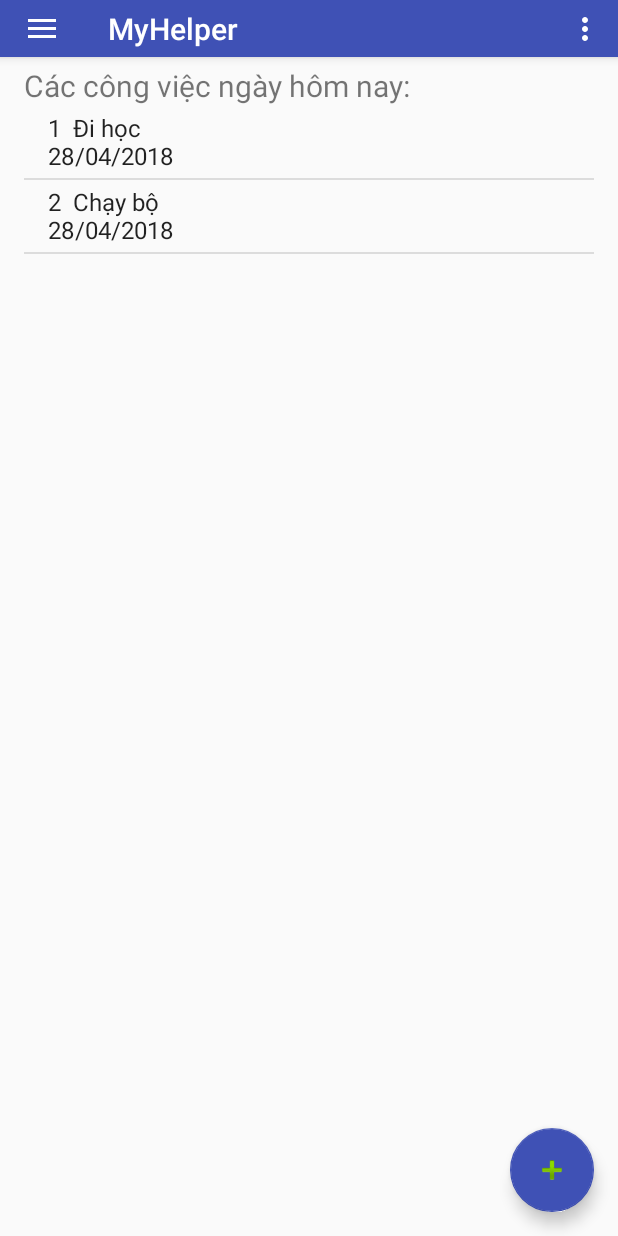
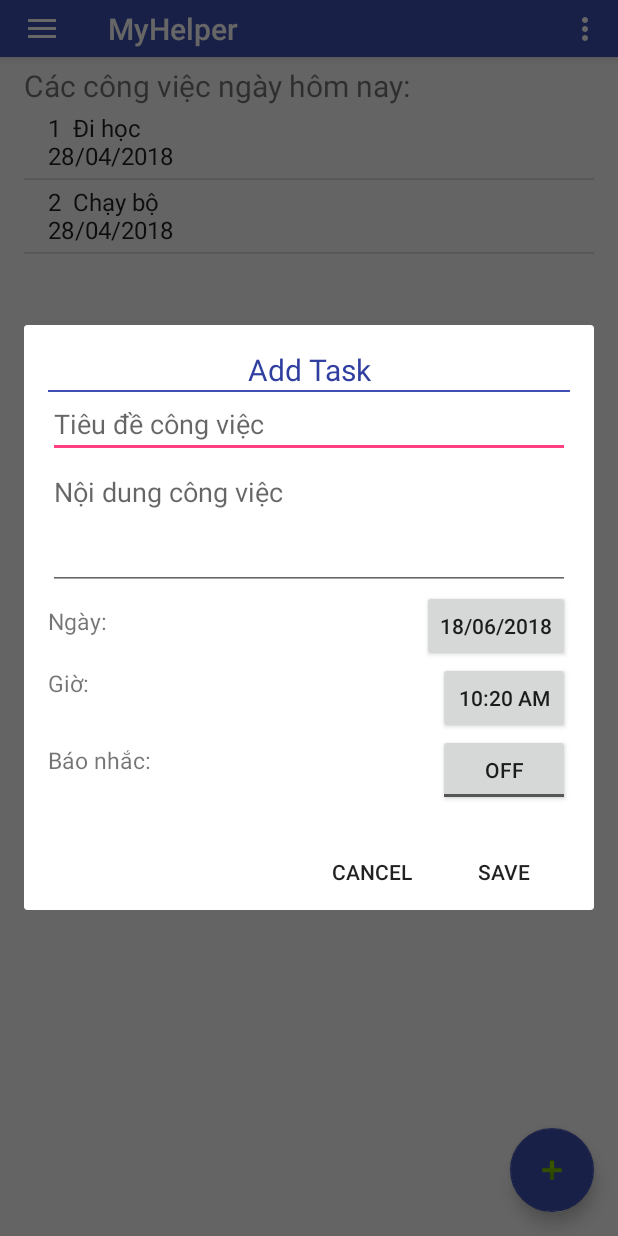
Before and after one commit to trancaoviet7514/to-do-List, an Android app: the screen it shows after launch (MainActivity), in the options menu, after a tap on "Settings", on a phone screen of 412 x 824 dp. Run offline under Robolectric (Android 15) with nearby library versions, the light colour scheme and no system bars.

Commit message:
update interface add task

```diff
--- a/app/src/main/AndroidManifest.xml
+++ b/app/src/main/AndroidManifest.xml
@@ -18,10 +18,6 @@
                 <category android:name="android.intent.category.LAUNCHER" />
             </intent-filter>
         </activity>
-        <activity
-            android:name=".InputActivity"
-            android:theme="@style/Base.Theme.AppCompat.Light.Dialog">
-        </activity>
     </application>
 
 </manifest>
--- a/app/src/main/java/com/example/trancaoviet/myhelper/MainActivity.java
+++ b/app/src/main/java/com/example/trancaoviet/myhelper/MainActivity.java
@@ -1,11 +1,18 @@
 package com.example.trancaoviet.myhelper;
 
+import android.app.DatePickerDialog;
+import android.app.Dialog;
+import android.app.TimePickerDialog;
+import android.content.DialogInterface;
 import android.content.Intent;
 import android.database.Cursor;
 import android.database.sqlite.SQLiteDatabase;
+import android.os.Build;
 import android.os.Bundle;
 import android.support.design.widget.FloatingActionButton;
 import android.support.design.widget.Snackbar;
+import android.support.v7.app.AlertDialog;
+import android.view.LayoutInflater;
 import android.view.View;
 import android.support.design.widget.NavigationView;
 import android.support.v4.view.GravityCompat;
@@ -15,8 +22,12 @@
 import android.support.v7.widget.Toolbar;
 import android.view.Menu;
 import android.view.MenuItem;
+import android.view.WindowManager;
 import android.widget.ArrayAdapter;
+import android.widget.Button;
+import android.widget.DatePicker;
 import android.widget.ListView;
+import android.widget.TimePicker;
 import android.widget.Toast;
 
 import java.io.File;
@@ -24,10 +35,15 @@
 import java.io.IOException;
 import java.io.InputStream;
 import java.io.OutputStream;
+import java.text.SimpleDateFormat;
 import java.util.ArrayList;
+import java.util.Calendar;
 
-public class MainActivity extends AppCompatActivity
-        implements NavigationView.OnNavigationItemSelectedListener {
+public class MainActivity extends AppCompatActivity implements NavigationView.OnNavigationItemSelectedListener {
+
+    Button btnDate, btnTime, btnCancel, btnSave;
+    Calendar dateSelected = Calendar.getInstance();
+    SimpleDateFormat dateFormatter = new SimpleDateFormat("dd/MM/yyyy");
 
     @Override
     protected void onCreate(Bundle savedInstanceState) {
@@ -40,8 +56,8 @@
         fab.setOnClickListener(new View.OnClickListener() {
             @Override
             public void onClick(View view) {
-                Toast.makeText(MainActivity.this, "Content", Toast.LENGTH_LONG).show();
-                xuliThemCongViec();
+
+                showDialogAddTask();
             }
         });
 
@@ -62,9 +78,70 @@
         showAllContactOnDatabase();
     }
 
-    private void xuliThemCongViec() {
-        Intent intent = new Intent(MainActivity.this,InputActivity.class);
-        startActivity(intent);
+    private void showDialogAddTask() {
+
+        final Dialog dialog = new Dialog(this);
+        LayoutInflater inflater = getLayoutInflater();
+        dialog.setTitle("Add Task");
+        dialog.setCancelable(false);
+        dialog.setContentView(R.layout.activity_input);
+        dialog.show();
+
+        btnDate = (Button) dialog.findViewById(R.id.btnDate);
+        btnTime = (Button) dialog.findViewById(R.id.btnTime);
+        btnCancel = (Button) dialog.findViewById(R.id.btnCancel);
+        btnSave = (Button) dialog.findViewById(R.id.btnSave);
+
+        btnCancel.setOnClickListener(new View.OnClickListener() {
+            @Override
+            public void onClick(View view) {
+                dialog.dismiss();
+            }
+        });
+
+        btnTime.setOnClickListener(new View.OnClickListener() {
+            @Override
+            public void onClick(View view) {
+                Calendar mcurrentTime = Calendar.getInstance();
+                int hour = mcurrentTime.get(Calendar.HOUR_OF_DAY);
+                int minute = mcurrentTime.get(Calendar.MINUTE);
+
+                TimePickerDialog mTimePicker;
+                mTimePicker = new TimePickerDialog(MainActivity.this, new TimePickerDialog.OnTimeSetListener()
+                {
+
+
+                    @Override
+                    public void onTimeSet(TimePicker timePicker, int selectedHour, int selectedMinute)
+                    {
+
+                        btnTime.setText(selectedHour+":"+selectedMinute);
+
+                    }
+                }, hour, minute, true);
+
+                mTimePicker.setTitle("Pick Time");
+                mTimePicker.show();
+            }
+        });
+        btnDate.setOnClickListener(new View.OnClickListener() {
+            @Override
+            public void onClick(View view) {
+
+                Calendar newCalendar = Calendar.getInstance();
+                DatePickerDialog  datePickerDialog = new DatePickerDialog(MainActivity.this, new DatePickerDialog.OnDateSetListener() {
+
+                    public void onDateSet(DatePicker view, int year, int monthOfYear, int dayOfMonth) {
+                        dateSelected.set(year, monthOfYear, dayOfMonth, 0, 0);
+
+                        btnDate.setText(dateFormatter.format(dateSelected.getTime()));
+                    }
+
+                }, newCalendar.get(Calendar.YEAR), newCalendar.get(Calendar.MONTH), newCalendar.get(Calendar.DAY_OF_MONTH));
+                btnDate.setText(dateFormatter.format(dateSelected.getTime()));
+                datePickerDialog.show();
+            }
+        });
     }
 
     @Override
@@ -133,7 +210,7 @@
     ArrayAdapter<String> AdapterDanhBa;
 
     private void showAllContactOnDatabase() {
-        Toast.makeText(MainActivity.this, "Content", Toast.LENGTH_LONG).show();
+
         database = openOrCreateDatabase(DATABASE_NAME,MODE_PRIVATE,null);
         Cursor cursor=database.query("tbTask",null,null,null,null,null,null);
         while (cursor.moveToNext())
@@ -157,6 +234,8 @@
         AdapterDanhBa = new ArrayAdapter<String>(MainActivity.this,
                 android.R.layout.simple_list_item_1,dsdanhba);
         lvDanhBa.setAdapter(AdapterDanhBa);
+
+
     }
 
     private void xulySaoChepCSDLtuAsset() {
--- a/app/src/main/res/layout/activity_input.xml
+++ b/app/src/main/res/layout/activity_input.xml
@@ -1,5 +1,5 @@
 <?xml version="1.0" encoding="utf-8"?>
-<LinearLayout xmlns:android="http://schemas.android.com/apk/res/android"
+<RelativeLayout xmlns:android="http://schemas.android.com/apk/res/android"
     xmlns:tools="http://schemas.android.com/tools"
     android:orientation="vertical"
     android:id="@+id/activity_input"
@@ -9,33 +9,122 @@
     android:paddingLeft="@dimen/activity_horizontal_margin"
     android:paddingRight="@dimen/activity_horizontal_margin"
     android:paddingTop="@dimen/activity_vertical_margin"
-    tools:context="com.example.trancaoviet.myhelper.InputActivity"
     android:weightSum="1">
 
+    <TextView
+        android:layout_width="match_parent"
+        android:layout_height="wrap_content"
+        android:text="Add Task"
+        android:id="@+id/textViewAddTask"
+        android:gravity="center"
+        android:textSize="20dp"
+        android:textColor="@color/colorPrimaryDark"/>
+    <TextView
+        android:layout_width="match_parent"
+        android:layout_height="1dp"
+        android:background="@color/colorPrimary"
+        android:layout_below="@+id/textViewAddTask"/>
     <EditText
 
+        android:id="@+id/editText"
+        android:layout_width="match_parent"
         android:layout_height="wrap_content"
+
+        android:layout_centerHorizontal="true"
         android:ems="10"
-        android:id="@+id/editText"
-        android:layout_alignParentBottom="true"
-        android:layout_alignParentEnd="true"
+        android:gravity="top|left"
         android:hint="Tiêu đề công việc"
-        android:layout_width="match_parent"
         android:inputType="textMultiLine"
-        android:gravity="top|left"
-        android:scrollbars="vertical"/>
+        android:scrollbars="vertical"
+        android:layout_below="@+id/textViewAddTask"/>
 
     <EditText
+        android:id="@+id/textViewNoiDung"
+        android:layout_width="match_parent"
         android:layout_height="wrap_content"
-        android:inputType="textPersonName"
+        android:layout_below="@+id/editText"
+        android:layout_centerHorizontal="true"
+        android:layout_weight="0.13"
         android:ems="10"
+        android:gravity="top|left"
+        android:hint="Nội dung công việc"
+        android:inputType="textMultiLine"
+        android:lines="5"
+        android:maxLines="10"
+        android:minLines="3"
+        android:scrollbars="vertical"
+        android:singleLine="true" />
 
-        android:id="@+id/editText2"
-        android:layout_alignParentBottom="true"
+    <TextView
+        android:layout_width="wrap_content"
+        android:layout_height="wrap_content"
+        android:layout_alignStart="@+id/editText"
+        android:layout_below="@+id/textViewNoiDung"
+        android:layout_marginTop="10dp"
+        android:text="Ngày:"
+        android:textSize="15dp"
+        android:id="@+id/textViewNgay"/>
+
+    <Button
+        android:layout_width="wrap_content"
+        android:layout_height="wrap_content"
         android:layout_alignParentEnd="true"
+        android:layout_below="@+id/textViewNoiDung"
+        android:text="02/10/2018"
+        android:id="@+id/btnDate"/>
 
-        android:hint="Tiêu đề công việc"
-        android:layout_width="match_parent"
-        android:singleLine="true"
-        android:layout_weight="0.13" />
-</LinearLayout>
+    <Button
+        android:layout_width="wrap_content"
+        android:layout_height="wrap_content"
+        android:layout_alignEnd="@+id/editText"
+        android:layout_below="@+id/btnDate"
+        android:text="10:20 AM"
+        android:id="@+id/btnTime"/>
+
+    <TextView
+        android:layout_width="wrap_content"
+        android:layout_height="wrap_content"
+        android:layout_below="@id/textViewNgay"
+        android:layout_marginTop="20dp"
+        android:text="Giờ:"
+        android:textSize="15dp"
+        android:id="@+id/textViewGio"/>
+
+    <TextView
+        android:id="@+id/textviewBaoNhac"
+        android:layout_width="wrap_content"
+        android:layout_height="wrap_content"
+        android:layout_below="@id/textViewGio"
+        android:layout_marginTop="30dp"
+        android:text="Báo nhắc:"
+        android:textSize="15dp" />
+
+    <ToggleButton
+        android:layout_width="wrap_content"
+        android:layout_height="wrap_content"
+
+        android:layout_alignParentEnd="true"
+        android:layout_below="@+id/btnTime"
+        android:id="@+id/btnNotifycation"/>
+    <Button
+        android:layout_width="wrap_content"
+        android:layout_height="wrap_content"
+        android:text="Cancel"
+        android:layout_below="@id/btnNotifycation"
+       android:layout_toLeftOf="@+id/btnSave"
+        android:layout_marginTop="20dp"
+        android:id="@+id/btnCancel"
+        android:background="@null"
+
+        />
+    <Button
+        android:layout_width="wrap_content"
+        android:layout_height="wrap_content"
+        android:text="Save"
+        android:layout_below="@id/btnNotifycation"
+        android:layout_alignParentEnd="true"
+        android:layout_marginTop="20dp"
+        android:id="@+id/btnSave"
+        android:background="@null"
+        />
+</RelativeLayout>
```
Also changed, not shown: app/src/main/java/com/example/trancaoviet/myhelper/InputActivity.java (deleted, +0 -13 lines), app/src/main/assets/dbContact.sqlite (deleted), 1 other file.
